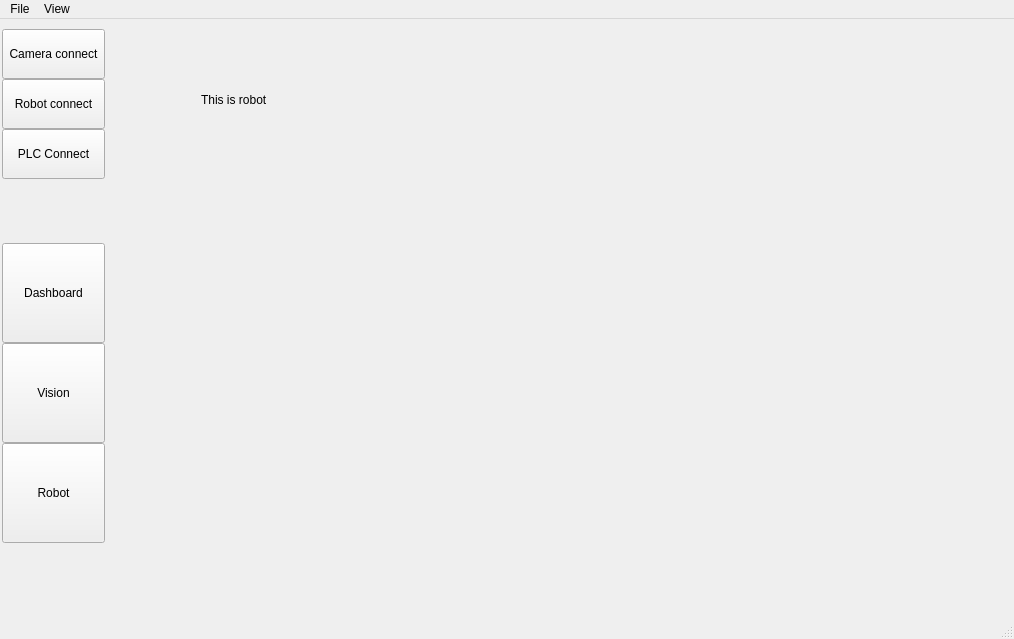
Above: Picking_soft/Picking_control/mainwindow.ui from gstorm-b/Qt-Vision-Widget before the change. Below: the same form after it.
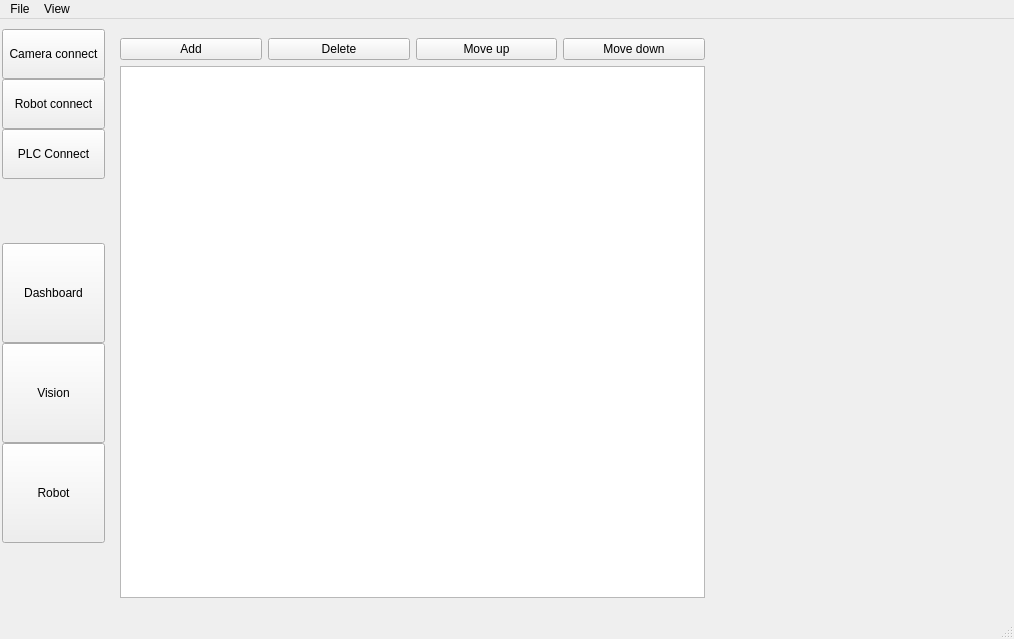
That is the form after the change. The open tabs and pages were chosen to show the change. Custom widgets are drawn as their Qt base class.

The edit to the form file:
```diff
--- a/Picking_soft/Picking_control/mainwindow.ui
+++ b/Picking_soft/Picking_control/mainwindow.ui
@@ -212,20 +212,61 @@
         </property>
        </widget>
       </widget>
-      <widget class="QWidget" name="page_3">
-       <widget class="QLabel" name="label_3">
-        <property name="geometry">
-         <rect>
-          <x>90</x>
-          <y>60</y>
-          <width>111</width>
-          <height>21</height>
-         </rect>
-        </property>
-        <property name="text">
-         <string>This is robot</string>
-        </property>
-       </widget>
+      <widget class="QWidget" name="page_robot">
+       <layout class="QHBoxLayout" name="horizontalLayout_3" stretch="2,1">
+        <item>
+         <layout class="QVBoxLayout" name="verticalLayout_2">
+          <item>
+           <layout class="QHBoxLayout" name="horizontalLayout_2">
+            <item>
+             <widget class="QPushButton" name="btn_add">
+              <property name="text">
+               <string>Add</string>
+              </property>
+             </widget>
+            </item>
+            <item>
+             <widget class="QPushButton" name="btn_delete">
+              <property name="text">
+               <string>Delete</string>
+              </property>
+             </widget>
+            </item>
+            <item>
+             <widget class="QPushButton" name="btn_move_up">
+              <property name="text">
+               <string>Move up</string>
+              </property>
+             </widget>
+            </item>
+            <item>
+             <widget class="QPushButton" name="btn_move_down">
+              <property name="text">
+               <string>Move down</string>
+              </property>
+             </widget>
+            </item>
+           </layout>
+          </item>
+          <item>
+           <widget class="rp::CommandTreeView" name="treeView">
+            <property name="dragDropMode">
+             <enum>QAbstractItemView::DragDropMode::InternalMove</enum>
+            </property>
+            <property name="defaultDropAction">
+             <enum>Qt::DropAction::MoveAction</enum>
+            </property>
+           </widget>
+          </item>
+         </layout>
+        </item>
+        <item>
+         <widget class="rp::CommandEditorPanel" name="stackedWidget_cmd_editor">
+          <widget class="QWidget" name="page"/>
+          <widget class="QWidget" name="page_2"/>
+         </widget>
+        </item>
+       </layout>
       </widget>
      </widget>
     </item>
@@ -273,6 +314,22 @@
    <extends>QToolButton</extends>
    <header location="global">custom_widget/tab_widget/tab_widget_button.h</header>
   </customwidget>
+  <customwidget>
+   <class>rp::CommandTreeView</class>
+   <extends>QTreeView</extends>
+   <header location="global">custom_widget/robot/commandtreeview.h</header>
+  </customwidget>
+  <customwidget>
+   <class>rp::CommandEditorPanel</class>
+   <extends>QStackedWidget</extends>
+   <header location="global">custom_widget/robot/commandeditorpanel.h</header>
+   <container>1</container>
+  </customwidget>
+  <customwidget>
+   <class>ImageWidget</class>
+   <extends>QGraphicsView</extends>
+   <header location="global">custom_widget/image_widget.h</header>
+  </customwidget>
  </customwidgets>
  <resources/>
  <connections/>
```
Left out of the diff: 55 changed lines with no effect on the pictures.
